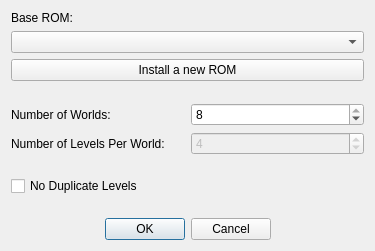
Old version of the form SMB1/SMB1_Compliance_To_SMB1/Configure_Base_Form.ui in the repository Coolcord/Level-Headed.
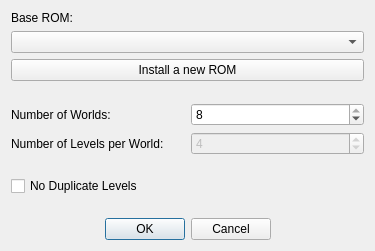
New version of the form.

The edit to the form file:
```diff
--- a/SMB1/SMB1_Compliance_To_SMB1/Configure_Base_Form.ui
+++ b/SMB1/SMB1_Compliance_To_SMB1/Configure_Base_Form.ui
@@ -79,7 +79,7 @@
        <item>
         <widget class="QLabel" name="lblNumLevelsPerWorld">
          <property name="text">
-          <string>Number of Levels Per World: </string>
+          <string>Number of Levels per World: </string>
          </property>
         </widget>
        </item>
```
